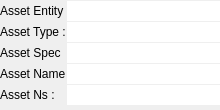
Before: the Qt Designer form appli/grapher/gui/src/wgDataAssetCasting.ui in snaress/studio, drawn with Qt 5.
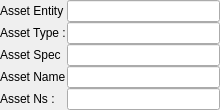
After: the same form once the commit is applied.

Diff of the .ui file:
```diff
--- a/appli/grapher/gui/src/wgDataAssetCasting.ui
+++ b/appli/grapher/gui/src/wgDataAssetCasting.ui
@@ -50,7 +50,7 @@
         <string/>
        </property>
        <property name="frame">
-        <bool>false</bool>
+        <bool>true</bool>
        </property>
        <property name="readOnly">
         <bool>true</bool>
@@ -89,7 +89,7 @@
         <string/>
        </property>
        <property name="frame">
-        <bool>false</bool>
+        <bool>true</bool>
        </property>
        <property name="readOnly">
         <bool>true</bool>
@@ -128,7 +128,7 @@
         <string/>
        </property>
        <property name="frame">
-        <bool>false</bool>
+        <bool>true</bool>
        </property>
        <property name="readOnly">
         <bool>true</bool>
@@ -167,7 +167,7 @@
         <string/>
        </property>
        <property name="frame">
-        <bool>false</bool>
+        <bool>true</bool>
        </property>
        <property name="readOnly">
         <bool>true</bool>
@@ -206,7 +206,7 @@
         <string/>
        </property>
        <property name="frame">
-        <bool>false</bool>
+        <bool>true</bool>
        </property>
        <property name="readOnly">
         <bool>true</bool>
```
